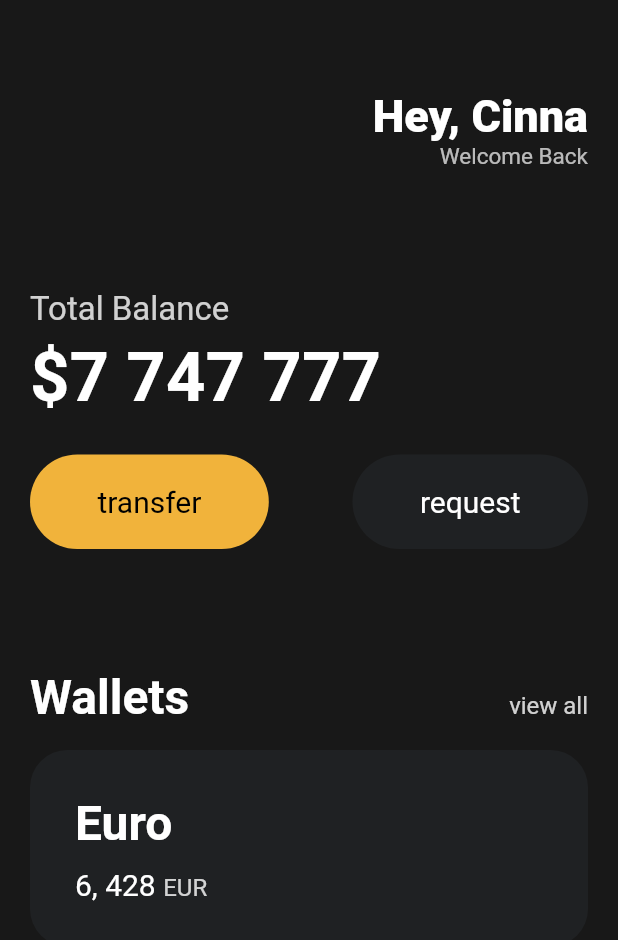
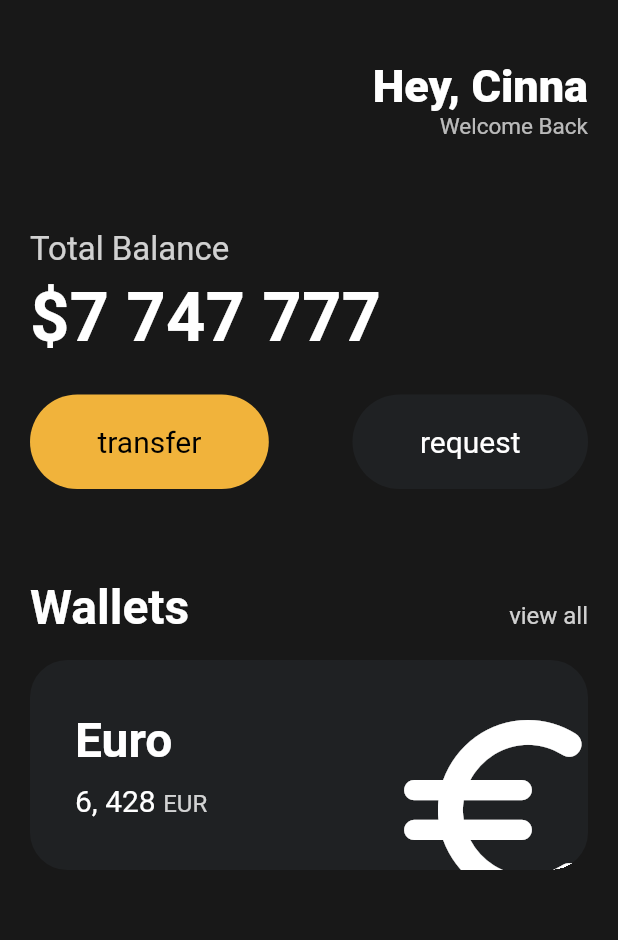
Before and after one commit to mintcoo/flutter-practice, a Flutter app: the screen it shows after launch, on a phone screen of 412 x 824 dp. Shown: the top 940 px of the screen. Run offline on Flutter 3.47's test engine with Material 2 defaults, Android fonts, the light colour scheme and no system bars.

Commit message:
카드 컴포넌트 하나 제작

```diff
--- a/toonflix/lib/main.dart
+++ b/toonflix/lib/main.dart
@@ -19,7 +19,7 @@ class App extends StatelessWidget {
             crossAxisAlignment: CrossAxisAlignment.start,
             children: [
               const SizedBox(
-                height: 60,
+                height: 40,
               ),
               Row(
                 mainAxisAlignment: MainAxisAlignment.end,
@@ -43,7 +43,7 @@ class App extends StatelessWidget {
                 ],
               ),
               const SizedBox(
-                height: 80,
+                height: 60,
               ),
               Text(
                 "Total Balance",
@@ -82,7 +82,7 @@ class App extends StatelessWidget {
                 ],
               ),
               const SizedBox(
-                height: 80,
+                height: 60,
               ),
               SizedBox(
                 height: 34,
@@ -113,6 +113,7 @@ class App extends StatelessWidget {
                 height: 20,
               ),
               Container(
+                clipBehavior: Clip.hardEdge,
                 decoration: BoxDecoration(
                   borderRadius: BorderRadius.circular(25),
                   color: const Color(0xFF1F2123),
@@ -120,6 +121,7 @@ class App extends StatelessWidget {
                 child: Padding(
                   padding: const EdgeInsets.all(30),
                   child: Row(
+                    mainAxisAlignment: MainAxisAlignment.spaceBetween,
                     children: [
                       Column(
                         crossAxisAlignment: CrossAxisAlignment.start,
@@ -158,6 +160,17 @@ class App extends StatelessWidget {
                             ],
                           )
                         ],
+                      ),
+                      Transform.scale(
+                        scale: 2,
+                        child: Transform.translate(
+                          offset: const Offset(5, 15),
+                          child: const Icon(
+                            Icons.euro_rounded,
+                            color: Colors.white,
+                            size: 80,
+                          ),
+                        ),
                       )
                     ],
                   ),
```
Also changed, not shown: assets/image-20231116173657135.png (added), assets/image-20231116174643935.png (added), 1 other file.
